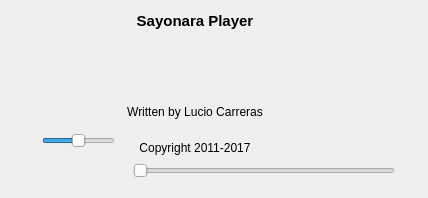
Before: the Qt Designer form src/GUI/Player/GUI_Controls.ui in Inferno214221/sayonara-player, drawn with Qt 5.
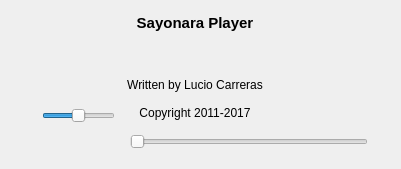
After: the same form once the commit is applied. Icons and pictures are not drawn. Custom widgets are drawn as their Qt base class.

```diff
--- a/src/GUI/Player/GUI_Controls.ui
+++ b/src/GUI/Player/GUI_Controls.ui
@@ -6,8 +6,8 @@
    <rect>
     <x>0</x>
     <y>0</y>
-    <width>428</width>
-    <height>198</height>
+    <width>401</width>
+    <height>169</height>
    </rect>
   </property>
   <layout class="QGridLayout" name="gridLayout">
@@ -26,422 +26,6 @@
    <property name="spacing">
     <number>3</number>
    </property>
-   <item row="0" column="2" rowspan="4" colspan="2">
-    <layout class="QGridLayout" name="gridLayout_2">
-     <property name="spacing">
-      <number>3</number>
-     </property>
-     <item row="1" column="1">
-      <widget class="QLabel" name="lab_artist">
-       <property name="sizePolicy">
-        <sizepolicy hsizetype="Preferred" vsizetype="MinimumExpanding">
-         <horstretch>0</horstretch>
-         <verstretch>0</verstretch>
-        </sizepolicy>
-       </property>
-       <property name="frameShape">
-        <enum>QFrame::NoFrame</enum>
-       </property>
-       <property name="frameShadow">
-        <enum>QFrame::Plain</enum>
-       </property>
-       <property name="text">
-        <string notr="true"/>
-       </property>
-       <property name="textFormat">
-        <enum>Qt::AutoText</enum>
-       </property>
-       <property name="alignment">
-        <set>Qt::AlignCenter</set>
-       </property>
-       <property name="wordWrap">
-        <bool>true</bool>
-       </property>
-      </widget>
-     </item>
-     <item row="0" column="1">
-      <widget class="QLabel" name="lab_title">
-       <property name="sizePolicy">
-        <sizepolicy hsizetype="Preferred" vsizetype="MinimumExpanding">
-         <horstretch>0</horstretch>
-         <verstretch>0</verstretch>
-        </sizepolicy>
-       </property>
-       <property name="font">
-        <font>
-         <pointsize>11</pointsize>
-         <weight>75</weight>
-         <bold>true</bold>
-        </font>
-       </property>
-       <property name="focusPolicy">
-        <enum>Qt::ClickFocus</enum>
-       </property>
-       <property name="text">
-        <string notr="true"/>
-       </property>
-       <property name="alignment">
-        <set>Qt::AlignCenter</set>
-       </property>
-       <property name="wordWrap">
-        <bool>true</bool>
-       </property>
-      </widget>
-     </item>
-     <item row="3" column="0">
-      <widget class="QLabel" name="lab_copyright">
-       <property name="sizePolicy">
-        <sizepolicy hsizetype="Preferred" vsizetype="Preferred">
-         <horstretch>0</horstretch>
-         <verstretch>0</verstretch>
-        </sizepolicy>
-       </property>
-       <property name="minimumSize">
-        <size>
-         <width>0</width>
-         <height>20</height>
-        </size>
-       </property>
-       <property name="maximumSize">
-        <size>
-         <width>16777215</width>
-         <height>20</height>
-        </size>
-       </property>
-       <property name="text">
-        <string>Copyright 2011-2017</string>
-       </property>
-       <property name="alignment">
-        <set>Qt::AlignCenter</set>
-       </property>
-      </widget>
-     </item>
-     <item row="1" column="0">
-      <widget class="QLabel" name="lab_version">
-       <property name="minimumSize">
-        <size>
-         <width>0</width>
-         <height>20</height>
-        </size>
-       </property>
-       <property name="maximumSize">
-        <size>
-         <width>16777215</width>
-         <height>20</height>
-        </size>
-       </property>
-       <property name="text">
-        <string/>
-       </property>
-       <property name="alignment">
-        <set>Qt::AlignCenter</set>
-       </property>
-      </widget>
-     </item>
-     <item row="2" column="0">
-      <widget class="QLabel" name="lab_writtenby">
-       <property name="sizePolicy">
-        <sizepolicy hsizetype="Preferred" vsizetype="Preferred">
-         <horstretch>0</horstretch>
-         <verstretch>0</verstretch>
-        </sizepolicy>
-       </property>
-       <property name="minimumSize">
-        <size>
-         <width>0</width>
-         <height>20</height>
-        </size>
-       </property>
-       <property name="maximumSize">
-        <size>
-         <width>16777215</width>
-         <height>20</height>
-        </size>
-       </property>
-       <property name="text">
-        <string>Written by Lucio Carreras</string>
-       </property>
-       <property name="alignment">
-        <set>Qt::AlignCenter</set>
-       </property>
-      </widget>
-     </item>
-     <item row="2" column="1">
-      <widget class="QLabel" name="lab_album">
-       <property name="sizePolicy">
-        <sizepolicy hsizetype="Preferred" vsizetype="MinimumExpanding">
-         <horstretch>0</horstretch>
-         <verstretch>0</verstretch>
-        </sizepolicy>
-       </property>
-       <property name="text">
-        <string notr="true"/>
-       </property>
-       <property name="alignment">
-        <set>Qt::AlignCenter</set>
-       </property>
-       <property name="wordWrap">
-        <bool>true</bool>
-       </property>
-      </widget>
-     </item>
-     <item row="3" column="1">
-      <widget class="QWidget" name="widget" native="true">
-       <property name="sizePolicy">
-        <sizepolicy hsizetype="Preferred" vsizetype="Maximum">
-         <horstretch>0</horstretch>
-         <verstretch>0</verstretch>
-        </sizepolicy>
-       </property>
-       <layout class="QGridLayout" name="gridLayout_7">
-        <property name="leftMargin">
-         <number>10</number>
-        </property>
-        <property name="topMargin">
-         <number>2</number>
-        </property>
-        <property name="rightMargin">
-         <number>10</number>
-        </property>
-        <property name="bottomMargin">
-         <number>2</number>
-        </property>
-        <property name="horizontalSpacing">
-         <number>30</number>
-        </property>
-        <property name="verticalSpacing">
-         <number>2</number>
-        </property>
-        <item row="0" column="4" colspan="2">
-         <widget class="QLabel" name="lab_bitrate">
-          <property name="text">
-           <string/>
-          </property>
-         </widget>
-        </item>
-        <item row="0" column="1" colspan="2">
-         <widget class="QLabel" name="lab_filesize">
-          <property name="text">
-           <string/>
-          </property>
-         </widget>
-        </item>
-        <item row="0" column="0">
-         <spacer name="horizontalSpacer_4">
-          <property name="orientation">
-           <enum>Qt::Horizontal</enum>
-          </property>
-          <property name="sizeHint" stdset="0">
-           <size>
-            <width>40</width>
-            <height>20</height>
-           </size>
-          </property>
-         </spacer>
-        </item>
-        <item row="0" column="6">
-         <spacer name="horizontalSpacer_2">
-          <property name="orientation">
-           <enum>Qt::Horizontal</enum>
-          </property>
-          <property name="sizeHint" stdset="0">
-           <size>
-            <width>40</width>
-            <height>20</height>
-           </size>
-          </property>
-         </spacer>
-        </item>
-       </layout>
-      </widget>
-     </item>
-     <item row="0" column="0">
-      <widget class="QLabel" name="lab_sayonara">
-       <property name="sizePolicy">
-        <sizepolicy hsizetype="Preferred" vsizetype="Maximum">
-         <horstretch>0</horstretch>
-         <verstretch>0</verstretch>
-        </sizepolicy>
-       </property>
-       <property name="minimumSize">
-        <size>
-         <width>0</width>
-         <height>40</height>
-        </size>
-       </property>
-       <property name="maximumSize">
-        <size>
-         <width>16777215</width>
-         <height>40</height>
-        </size>
-       </property>
-       <property name="font">
-        <font>
-         <pointsize>11</pointsize>
-         <weight>75</weight>
-         <bold>true</bold>
-        </font>
-       </property>
-       <property name="focusPolicy">
-        <enum>Qt::ClickFocus</enum>
-       </property>
-       <property name="text">
-        <string notr="true">Sayonara Player</string>
-       </property>
-       <property name="alignment">
-        <set>Qt::AlignCenter</set>
-       </property>
-      </widget>
-     </item>
-    </layout>
-   </item>
-   <item row="0" column="1" rowspan="3">
-    <layout class="QGridLayout" name="gridLayout_4">
-     <item row="0" column="0">
-      <widget class="CoverButton" name="btn_cover">
-       <property name="sizePolicy">
-        <sizepolicy hsizetype="Fixed" vsizetype="Fixed">
-         <horstretch>0</horstretch>
-         <verstretch>0</verstretch>
-        </sizepolicy>
-       </property>
-       <property name="minimumSize">
-        <size>
-         <width>95</width>
-         <height>95</height>
-        </size>
-       </property>
-       <property name="maximumSize">
-        <size>
-         <width>95</width>
-         <height>95</height>
-        </size>
-       </property>
-       <property name="focusPolicy">
-        <enum>Qt::ClickFocus</enum>
-       </property>
-       <property name="text">
-        <string/>
-       </property>
-       <property name="iconSize">
-        <size>
-         <width>95</width>
-         <height>95</height>
-        </size>
-       </property>
-       <property name="flat">
-        <bool>true</bool>
-       </property>
-      </widget>
-     </item>
-    </layout>
-   </item>
-   <item row="3" column="1">
-    <layout class="QHBoxLayout" name="horizontalLayout_6">
-     <property name="spacing">
-      <number>2</number>
-     </property>
-     <property name="sizeConstraint">
-      <enum>QLayout::SetFixedSize</enum>
-     </property>
-     <item>
-      <widget class="QPushButton" name="btn_mute">
-       <property name="sizePolicy">
-        <sizepolicy hsizetype="Fixed" vsizetype="Maximum">
-         <horstretch>0</horstretch>
-         <verstretch>0</verstretch>
-        </sizepolicy>
-       </property>
-       <property name="minimumSize">
-        <size>
-         <width>22</width>
-         <height>22</height>
-        </size>
-       </property>
-       <property name="maximumSize">
-        <size>
-         <width>22</width>
-         <height>22</height>
-        </size>
-       </property>
-       <property name="sizeIncrement">
-        <size>
-         <width>0</width>
-         <height>0</height>
-        </size>
-       </property>
-       <property name="focusPolicy">
-        <enum>Qt::ClickFocus</enum>
-       </property>
-       <property name="text">
-        <string/>
-       </property>
-       <property name="icon">
-        <iconset>
-         <normaloff>:/Icons/vol_mute.svg.png</normaloff>:/Icons/vol_mute.svg.png</iconset>
-       </property>
-       <property name="iconSize">
-        <size>
-         <width>20</width>
-         <height>20</height>
-        </size>
-       </property>
-       <property name="flat">
-        <bool>true</bool>
-       </property>
-      </widget>
-     </item>
-     <item>
-      <widget class="SearchSlider" name="sli_volume">
-       <property name="enabled">
-        <bool>true</bool>
-       </property>
-       <property name="sizePolicy">
-        <sizepolicy hsizetype="Fixed" vsizetype="Maximum">
-         <horstretch>0</horstretch>
-         <verstretch>0</verstretch>
-        </sizepolicy>
-       </property>
-       <property name="minimumSize">
-        <size>
-         <width>20</width>
-         <height>10</height>
-        </size>
-       </property>
-       <property name="maximumSize">
-        <size>
-         <width>73</width>
-         <height>1000</height>
-        </size>
-       </property>
-       <property name="focusPolicy">
-        <enum>Qt::ClickFocus</enum>
-       </property>
-       <property name="value">
-        <number>50</number>
-       </property>
-       <property name="tracking">
-        <bool>true</bool>
-       </property>
-       <property name="orientation">
-        <enum>Qt::Horizontal</enum>
-       </property>
-       <property name="invertedAppearance">
-        <bool>false</bool>
-       </property>
-       <property name="invertedControls">
-        <bool>false</bool>
-       </property>
-       <property name="tickPosition">
-        <enum>QSlider::NoTicks</enum>
-       </property>
-       <property name="tickInterval">
-        <number>25</number>
-       </property>
-      </widget>
-     </item>
-    </layout>
-   </item>
    <item row="4" column="1">
     <layout class="QHBoxLayout" name="horizontalLayout_2">
      <property name="spacing">
@@ -644,8 +228,21 @@
      <property name="verticalSpacing">
       <number>0</number>
      </property>
-     <item row="1" column="3">
-      <widget class="QLabel" name="lab_max_time">
+     <item row="1" column="1">
+      <spacer name="horizontalSpacer">
+       <property name="orientation">
+        <enum>Qt::Horizontal</enum>
+       </property>
+       <property name="sizeHint" stdset="0">
+        <size>
+         <width>40</width>
+         <height>20</height>
+        </size>
+       </property>
+      </spacer>
+     </item>
+     <item row="1" column="0">
+      <widget class="QLabel" name="lab_cur_time">
        <property name="minimumSize">
         <size>
          <width>50</width>
@@ -654,28 +251,22 @@
        </property>
        <property name="maximumSize">
         <size>
-         <width>100</width>
+         <width>50</width>
          <height>16</height>
         </size>
        </property>
-       <property name="layoutDirection">
-        <enum>Qt::RightToLeft</enum>
-       </property>
        <property name="lineWidth">
         <number>0</number>
        </property>
        <property name="text">
         <string notr="true"/>
        </property>
-       <property name="alignment">
-        <set>Qt::AlignRight|Qt::AlignTrailing|Qt::AlignVCenter</set>
-       </property>
       </widget>
      </item>
-     <item row="0" column="1" colspan="3">
+     <item row="0" column="0" colspan="3">
       <widget class="QStackedWidget" name="progress_widget">
        <property name="sizePolicy">
-        <sizepolicy hsizetype="Preferred" vsizetype="Fixed">
+        <sizepolicy hsizetype="Preferred" vsizetype="Maximum">
          <horstretch>0</horstretch>
          <verstretch>0</verstretch>
         </sizepolicy>
@@ -769,20 +360,7 @@
       </widget>
      </item>
      <item row="1" column="2">
-      <spacer name="horizontalSpacer">
-       <property name="orientation">
-        <enum>Qt::Horizontal</enum>
-       </property>
-       <property name="sizeHint" stdset="0">
-        <size>
-         <width>40</width>
-         <height>20</height>
-        </size>
-       </property>
-      </spacer>
-     </item>
-     <item row="1" column="1">
-      <widget class="QLabel" name="lab_cur_time">
+      <widget class="QLabel" name="lab_max_time">
        <property name="minimumSize">
         <size>
          <width>50</width>
@@ -791,16 +369,22 @@
        </property>
        <property name="maximumSize">
         <size>
-         <width>50</width>
+         <width>100</width>
          <height>16</height>
         </size>
        </property>
+       <property name="layoutDirection">
+        <enum>Qt::RightToLeft</enum>
+       </property>
        <property name="lineWidth">
         <number>0</number>
        </property>
        <property name="text">
         <string notr="true"/>
        </property>
+       <property name="alignment">
+        <set>Qt::AlignRight|Qt::AlignTrailing|Qt::AlignVCenter</set>
+       </property>
       </widget>
      </item>
     </layout>
@@ -846,6 +430,422 @@
      </property>
     </widget>
    </item>
+   <item row="0" column="2" rowspan="4" colspan="2">
+    <layout class="QGridLayout" name="layout_labels">
+     <property name="spacing">
+      <number>3</number>
+     </property>
+     <item row="0" column="1">
+      <widget class="QLabel" name="lab_title">
+       <property name="sizePolicy">
+        <sizepolicy hsizetype="Preferred" vsizetype="Maximum">
+         <horstretch>0</horstretch>
+         <verstretch>0</verstretch>
+        </sizepolicy>
+       </property>
+       <property name="font">
+        <font>
+         <pointsize>11</pointsize>
+         <weight>75</weight>
+         <bold>true</bold>
+        </font>
+       </property>
+       <property name="focusPolicy">
+        <enum>Qt::ClickFocus</enum>
+       </property>
+       <property name="text">
+        <string notr="true"/>
+       </property>
+       <property name="alignment">
+        <set>Qt::AlignCenter</set>
+       </property>
+       <property name="wordWrap">
+        <bool>true</bool>
+       </property>
+      </widget>
+     </item>
+     <item row="3" column="0">
+      <widget class="QLabel" name="lab_copyright">
+       <property name="sizePolicy">
+        <sizepolicy hsizetype="Preferred" vsizetype="Preferred">
+         <horstretch>0</horstretch>
+         <verstretch>0</verstretch>
+        </sizepolicy>
+       </property>
+       <property name="minimumSize">
+        <size>
+         <width>0</width>
+         <height>20</height>
+        </size>
+       </property>
+       <property name="maximumSize">
+        <size>
+         <width>16777215</width>
+         <height>20</height>
+        </size>
+       </property>
+       <property name="text">
+        <string>Copyright 2011-2017</string>
+       </property>
+       <property name="alignment">
+        <set>Qt::AlignCenter</set>
+       </property>
+      </widget>
+     </item>
+     <item row="0" column="0">
+      <widget class="QLabel" name="lab_sayonara">
+       <property name="sizePolicy">
+        <sizepolicy hsizetype="Preferred" vsizetype="Maximum">
+         <horstretch>0</horstretch>
+         <verstretch>0</verstretch>
+        </sizepolicy>
+       </property>
+       <property name="minimumSize">
+        <size>
+         <width>0</width>
+         <height>40</height>
+        </size>
+       </property>
+       <property name="maximumSize">
+        <size>
+         <width>16777215</width>
+         <height>40</height>
+        </size>
+       </property>
+       <property name="font">
+        <font>
+         <pointsize>11</pointsize>
+         <weight>75</weight>
+         <bold>true</bold>
+        </font>
+       </property>
+       <property name="focusPolicy">
+        <enum>Qt::ClickFocus</enum>
+       </property>
+       <property name="text">
+        <string notr="true">Sayonara Player</string>
+       </property>
+       <property name="alignment">
+        <set>Qt::AlignCenter</set>
+       </property>
+      </widget>
+     </item>
+     <item row="1" column="0">
+      <widget class="QLabel" name="lab_version">
+       <property name="minimumSize">
+        <size>
+         <width>0</width>
+         <height>20</height>
+        </size>
+       </property>
+       <property name="maximumSize">
+        <size>
+         <width>16777215</width>
+         <height>20</height>
+        </size>
+       </property>
+       <property name="text">
+        <string/>
+       </property>
+       <property name="alignment">
+        <set>Qt::AlignCenter</set>
+       </property>
+      </widget>
+     </item>
+     <item row="2" column="0">
+      <widget class="QLabel" name="lab_writtenby">
+       <property name="sizePolicy">
+        <sizepolicy hsizetype="Preferred" vsizetype="Preferred">
+         <horstretch>0</horstretch>
+         <verstretch>0</verstretch>
+        </sizepolicy>
+       </property>
+       <property name="minimumSize">
+        <size>
+         <width>0</width>
+         <height>20</height>
+        </size>
+       </property>
+       <property name="maximumSize">
+        <size>
+         <width>16777215</width>
+         <height>20</height>
+        </size>
+       </property>
+       <property name="text">
+        <string>Written by Lucio Carreras</string>
+       </property>
+       <property name="alignment">
+        <set>Qt::AlignCenter</set>
+       </property>
+      </widget>
+     </item>
+     <item row="3" column="1">
+      <widget class="QWidget" name="widget_details" native="true">
+       <property name="sizePolicy">
+        <sizepolicy hsizetype="Preferred" vsizetype="Maximum">
+         <horstretch>0</horstretch>
+         <verstretch>0</verstretch>
+        </sizepolicy>
+       </property>
+       <layout class="QGridLayout" name="gridLayout_7">
+        <property name="leftMargin">
+         <number>10</number>
+        </property>
+        <property name="topMargin">
+         <number>2</number>
+        </property>
+        <property name="rightMargin">
+         <number>10</number>
+        </property>
+        <property name="bottomMargin">
+         <number>2</number>
+        </property>
+        <property name="horizontalSpacing">
+         <number>30</number>
+        </property>
+        <property name="verticalSpacing">
+         <number>2</number>
+        </property>
+        <item row="0" column="4" colspan="2">
+         <widget class="QLabel" name="lab_bitrate">
+          <property name="text">
+           <string/>
+          </property>
+         </widget>
+        </item>
+        <item row="0" column="1" colspan="2">
+         <widget class="QLabel" name="lab_filesize">
+          <property name="text">
+           <string/>
+          </property>
+         </widget>
+        </item>
+        <item row="0" column="0">
+         <spacer name="horizontalSpacer_4">
+          <property name="orientation">
+           <enum>Qt::Horizontal</enum>
+          </property>
+          <property name="sizeHint" stdset="0">
+           <size>
+            <width>40</width>
+            <height>20</height>
+           </size>
+          </property>
+         </spacer>
+        </item>
+        <item row="0" column="6">
+         <spacer name="horizontalSpacer_2">
+          <property name="orientation">
+           <enum>Qt::Horizontal</enum>
+          </property>
+          <property name="sizeHint" stdset="0">
+           <size>
+            <width>40</width>
+            <height>20</height>
+           </size>
+          </property>
+         </spacer>
+        </item>
+       </layout>
+      </widget>
+     </item>
+     <item row="2" column="1">
+      <widget class="QLabel" name="lab_album">
+       <property name="sizePolicy">
+        <sizepolicy hsizetype="Preferred" vsizetype="Maximum">
+         <horstretch>0</horstretch>
+         <verstretch>0</verstretch>
+        </sizepolicy>
+       </property>
+       <property name="text">
+        <string notr="true"/>
+       </property>
+       <property name="alignment">
+        <set>Qt::AlignCenter</set>
+       </property>
+       <property name="wordWrap">
+        <bool>true</bool>
+       </property>
+      </widget>
+     </item>
+     <item row="1" column="1">
+      <widget class="QLabel" name="lab_artist">
+       <property name="sizePolicy">
+        <sizepolicy hsizetype="Preferred" vsizetype="Maximum">
+         <horstretch>0</horstretch>
+         <verstretch>0</verstretch>
+        </sizepolicy>
+       </property>
+       <property name="frameShape">
+        <enum>QFrame::NoFrame</enum>
+       </property>
+       <property name="frameShadow">
+        <enum>QFrame::Plain</enum>
+       </property>
+       <property name="text">
+        <string notr="true"/>
+       </property>
+       <property name="textFormat">
+        <enum>Qt::AutoText</enum>
+       </property>
+       <property name="alignment">
+        <set>Qt::AlignCenter</set>
+       </property>
+       <property name="wordWrap">
+        <bool>true</bool>
+       </property>
+      </widget>
+     </item>
+    </layout>
+   </item>
+   <item row="3" column="1">
+    <layout class="QHBoxLayout" name="layout_volume">
+     <property name="spacing">
+      <number>2</number>
+     </property>
+     <property name="sizeConstraint">
+      <enum>QLayout::SetFixedSize</enum>
+     </property>
+     <item>
+      <widget class="QPushButton" name="btn_mute">
+       <property name="sizePolicy">
+        <sizepolicy hsizetype="Fixed" vsizetype="Maximum">
+         <horstretch>0</horstretch>
+         <verstretch>0</verstretch>
+        </sizepolicy>
+       </property>
+       <property name="minimumSize">
+        <size>
+         <width>22</width>
+         <height>22</height>
+        </size>
+       </property>
+       <property name="maximumSize">
+        <size>
+         <width>22</width>
+         <height>22</height>
+        </size>
+       </property>
+       <property name="sizeIncrement">
+        <size>
+         <width>0</width>
+         <height>0</height>
+        </size>
+       </property>
+       <property name="focusPolicy">
+        <enum>Qt::ClickFocus</enum>
+       </property>
+       <property name="text">
+        <string/>
+       </property>
+       <property name="icon">
+        <iconset>
+         <normaloff>:/Icons/vol_mute.svg.png</normaloff>:/Icons/vol_mute.svg.png</iconset>
+       </property>
+       <property name="iconSize">
+        <size>
+         <width>20</width>
+         <height>20</height>
+        </size>
+       </property>
+       <property name="flat">
+        <bool>true</bool>
+       </property>
+      </widget>
+     </item>
+     <item>
+      <widget class="SearchSlider" name="sli_volume">
+       <property name="enabled">
+        <bool>true</bool>
+       </property>
+       <property name="sizePolicy">
+        <sizepolicy hsizetype="Fixed" vsizetype="Maximum">
+         <horstretch>0</horstretch>
+         <verstretch>0</verstretch>
+        </sizepolicy>
+       </property>
+       <property name="minimumSize">
+        <size>
+         <width>20</width>
+         <height>10</height>
+        </size>
+       </property>
+       <property name="maximumSize">
+        <size>
+         <width>73</width>
+         <height>1000</height>
+        </size>
+       </property>
+       <property name="focusPolicy">
+        <enum>Qt::ClickFocus</enum>
+       </property>
+       <property name="value">
+        <number>50</number>
+       </property>
+       <property name="tracking">
+        <bool>true</bool>
+       </property>
+       <property name="orientation">
+        <enum>Qt::Horizontal</enum>
+       </property>
+       <property name="invertedAppearance">
+        <bool>false</bool>
+       </property>
+       <property name="invertedControls">
+        <bool>false</bool>
+       </property>
+       <property name="tickPosition">
+        <enum>QSlider::NoTicks</enum>
+       </property>
+       <property name="tickInterval">
+        <number>25</number>
+       </property>
+      </widget>
+     </item>
+    </layout>
+   </item>
+   <item row="0" column="1" rowspan="3">
+    <layout class="QGridLayout" name="layout_cover">
+     <item row="0" column="0">
+      <widget class="CoverButton" name="btn_cover">
+       <property name="sizePolicy">
+        <sizepolicy hsizetype="Fixed" vsizetype="Maximum">
+         <horstretch>0</horstretch>
+         <verstretch>0</verstretch>
+        </sizepolicy>
+       </property>
+       <property name="minimumSize">
+        <size>
+         <width>95</width>
+         <height>95</height>
+        </size>
+       </property>
+       <property name="maximumSize">
+        <size>
+         <width>95</width>
+         <height>95</height>
+        </size>
+       </property>
+       <property name="focusPolicy">
+        <enum>Qt::ClickFocus</enum>
+       </property>
+       <property name="text">
+        <string/>
+       </property>
+       <property name="iconSize">
+        <size>
+         <width>95</width>
+         <height>95</height>
+        </size>
+       </property>
+       <property name="flat">
+        <bool>true</bool>
+       </property>
+      </widget>
+     </item>
+    </layout>
+   </item>
   </layout>
  </widget>
  <customwidgets>
```
Left out of the diff: 35 changed lines with no effect on the pictures.
